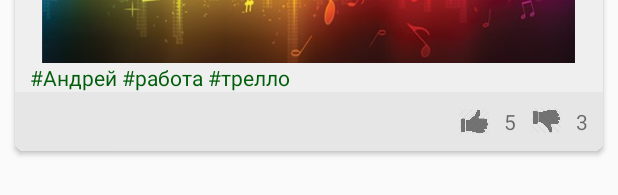
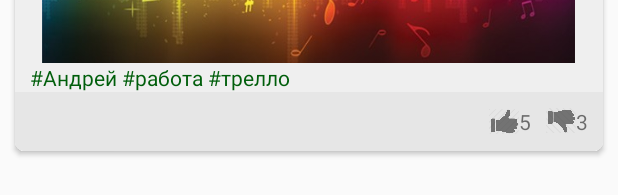
Before and after one commit to Kammin/ThinkerCodeArt, an Android app: the layout item_idea.xml on its own in the app's theme, with its tools: preview values and no code run, on a phone screen of 412 x 824 dp. Shown: the part 931-1126 px from the top of the screen. Run offline under Robolectric (Android 15) with nearby library versions, the phone set to English and light mode, and no system bars.

Commit message:
change design card1

```diff
--- a/app/src/main/res/layout/activity_main.xml
+++ b/app/src/main/res/layout/activity_main.xml
@@ -8,6 +8,7 @@
     tools:context="com.example.kamin.thinkercodeart.activity.MainActivity">
 
     <android.support.v7.widget.RecyclerView
+        android:background="@color/colorBackRecycle"
         android:id="@+id/movies_recycler_view"
         android:layout_width="match_parent"
         android:layout_height="match_parent"
--- a/app/src/main/res/layout/item_idea.xml
+++ b/app/src/main/res/layout/item_idea.xml
@@ -20,7 +20,7 @@
             android:layout_width="match_parent"
             android:layout_height="wrap_content"
             android:orientation="horizontal"
-            android:background="@color/colorCard">
+            android:background="@color/colorBorderCard">
 
             <ImageView
                 android:id="@+id/avatar"
@@ -120,7 +120,7 @@
             android:layout_height="match_parent"
             android:gravity="end"
             android:orientation="horizontal"
-            android:background="@color/colorCard">
+            android:background="@color/colorBorderCard">
 
             <ImageView
                 android:id="@+id/like"
@@ -135,7 +135,9 @@
                 android:layout_width="wrap_content"
                 android:layout_height="wrap_content"
                 android:layout_gravity="center_vertical"
-                android:layout_margin="@dimen/default_margin"
+                android:layout_marginBottom="@dimen/default_margin"
+                android:layout_marginTop="@dimen/default_margin"
+                android:layout_marginRight="@dimen/default_margin"
                 android:text="5" />
 
             <ImageView
@@ -151,7 +153,9 @@
                 android:layout_width="wrap_content"
                 android:layout_height="wrap_content"
                 android:layout_gravity="center_vertical"
-                android:layout_margin="@dimen/default_margin"
+                android:layout_marginBottom="@dimen/default_margin"
+                android:layout_marginTop="@dimen/default_margin"
+                android:layout_marginRight="@dimen/default_margin"
                 android:gravity="start"
                 android:text="3" />
 
--- a/app/src/main/res/values/colors.xml
+++ b/app/src/main/res/values/colors.xml
@@ -7,8 +7,9 @@
     <color name="orange">#FF3909</color>
     <color name="colorAccentDark">#00B482</color>
     <color name="colorHashTag">#005e0b</color>
-    <color name="colorCard">#e6e6e6</color>
+    <color name="colorBorderCard">#e6e6e6</color>
     <color name="colorBackCard">#efefef</color>
+    <color name="colorBackRecycle">#ff5500</color>
 
     <color name="colorBlack">#555555</color>
     <color name="colorWhite">#FFFFFF</color>
--- a/app/src/main/res/values/dimens.xml
+++ b/app/src/main/res/values/dimens.xml
@@ -12,6 +12,6 @@
     <dimen name="card_margin">10dp</dimen>
     <dimen name="default_margin">10dp</dimen>
     <dimen name="card_album_radius">6dp</dimen>
-    <dimen name="card_elevation">6dp</dimen>
+    <dimen name="card_elevation">5dp</dimen>
 
 </resources>
```
